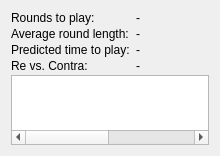
First picture: the form in src/ui/game/gamestatswidget.ui, repository lbproductions/psnewmodel, before the edit.
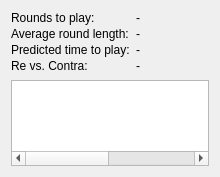
Second picture: the form after the edit. Custom widgets are drawn as their Qt base class.

Commit message: Little visual changed to GamesTogetherWidget

What changed in the file:
```diff
--- a/src/ui/game/gamestatswidget.ui
+++ b/src/ui/game/gamestatswidget.ui
@@ -7,7 +7,7 @@
     <x>0</x>
     <y>0</y>
     <width>220</width>
-    <height>128</height>
+    <height>177</height>
    </rect>
   </property>
   <property name="windowTitle">
@@ -108,6 +108,12 @@
    </item>
    <item row="4" column="0" colspan="2">
     <layout class="QHBoxLayout" name="horizontalLayout">
+     <property name="spacing">
+      <number>0</number>
+     </property>
+     <property name="topMargin">
+      <number>5</number>
+     </property>
      <item>
       <widget class="GamesTogetherWidget" name="gamesTogetherWidget">
        <property name="columnCount">
```
The commit also changes 1 other file.
